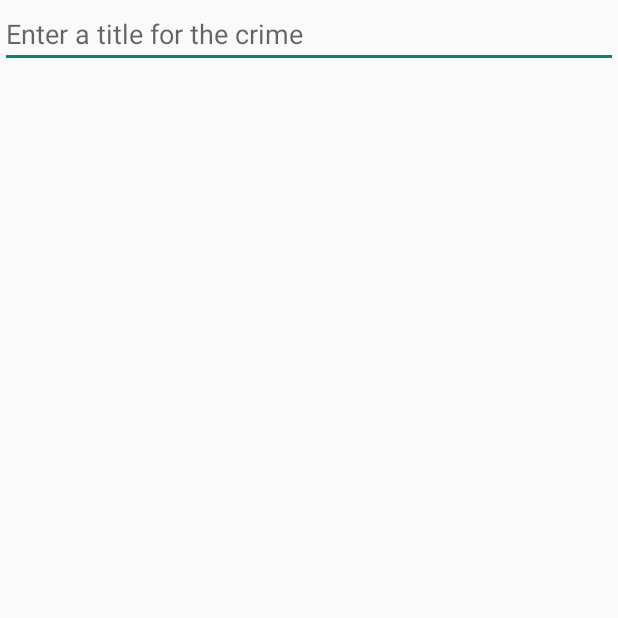
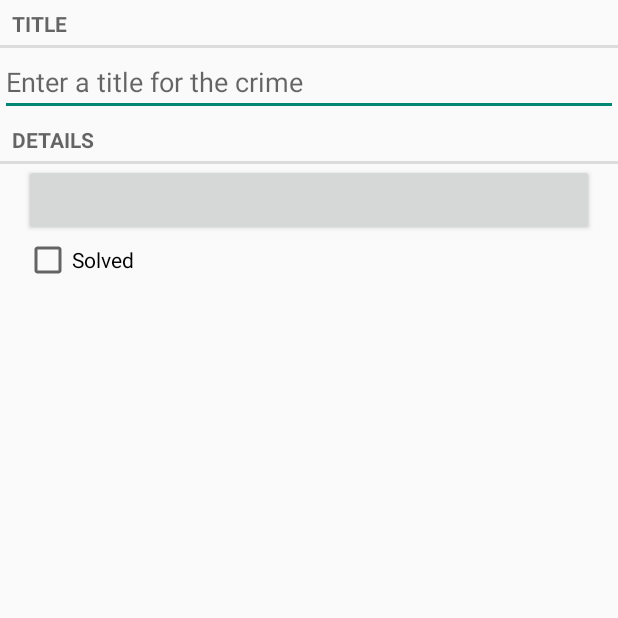
Before and after one commit to jorgwel/CriminalIntent, an Android app: the screen it shows after launch (CrimeActivity), on a phone screen of 412 x 824 dp, the top half of it. Run offline under Robolectric (Android 15) with nearby library versions, the phone set to English and light mode, and no system bars.

Commit message:
The widgets have been added to layout.

```diff
--- a/app/src/main/java/geoquiz/book/criminalintent/model/Crime.java
+++ b/app/src/main/java/geoquiz/book/criminalintent/model/Crime.java
@@ -1,5 +1,6 @@
 package geoquiz.book.criminalintent.model;
 
+import java.util.Date;
 import java.util.UUID;
 
 /**
@@ -9,9 +10,12 @@
 
     private UUID mId;
     private String mTitle;
+    private Date mDate;
+    private boolean mSolved;
 
     public Crime() {
         mId = UUID.randomUUID();
+        mDate = new Date();
     }
 
     public UUID getId() {
@@ -25,4 +29,20 @@
     public void setTitle(String title) {
         mTitle = title;
     }
+
+    public Date getDate() {
+        return mDate;
+    }
+
+    public void setDate(Date date) {
+        mDate = date;
+    }
+
+    public boolean isSolved() {
+        return mSolved;
+    }
+
+    public void setSolved(boolean solved) {
+        mSolved = solved;
+    }
 }
--- a/app/src/main/res/layout/fragment_crime.xml
+++ b/app/src/main/res/layout/fragment_crime.xml
@@ -3,6 +3,12 @@
     android:orientation="vertical"
     android:layout_width="match_parent"
     android:layout_height="match_parent">
+
+    <TextView
+        android:layout_width="match_parent"
+        android:layout_height="wrap_content"
+        android:text="@string/crime_title_label"
+        style="?android:listSeparatorTextViewStyle"/>
 
     <EditText
         android:id="@+id/crime_title"
@@ -10,4 +16,28 @@
         android:layout_height="wrap_content"
         android:hint="@string/crime_title_hint"/>
 
+    <TextView
+        android:layout_width="match_parent"
+        android:layout_height="wrap_content"
+        android:text="@string/crime_details_label"
+        style="?android:listSeparatorTextViewStyle"/>
+
+    <Button
+        android:id="@+id/crime_date"
+        android:layout_width="match_parent"
+        android:layout_height="wrap_content"
+        android:layout_marginLeft="16dp"
+        android:layout_marginRight="16dp"
+        />
+
+
+    <CheckBox
+        android:id="@+id/crime_solved"
+        android:layout_width="match_parent"
+        android:layout_height="wrap_content"
+        android:layout_marginLeft="16dp"
+        android:layout_marginRight="16dp"
+        android:text="@string/crime_solved_label"
+        />
+
 </LinearLayout>
--- a/app/src/main/res/values/strings.xml
+++ b/app/src/main/res/values/strings.xml
@@ -4,4 +4,7 @@
     <string name="hello_world">Hello world!</string>
     <string name="action_settings">Settings</string>
     <string name="crime_title_hint">Enter a title for the crime</string>
+    <string name="crime_title_label">Title</string>
+    <string name="crime_details_label">Details</string>
+    <string name="crime_solved_label">Solved</string>
 </resources>
```
